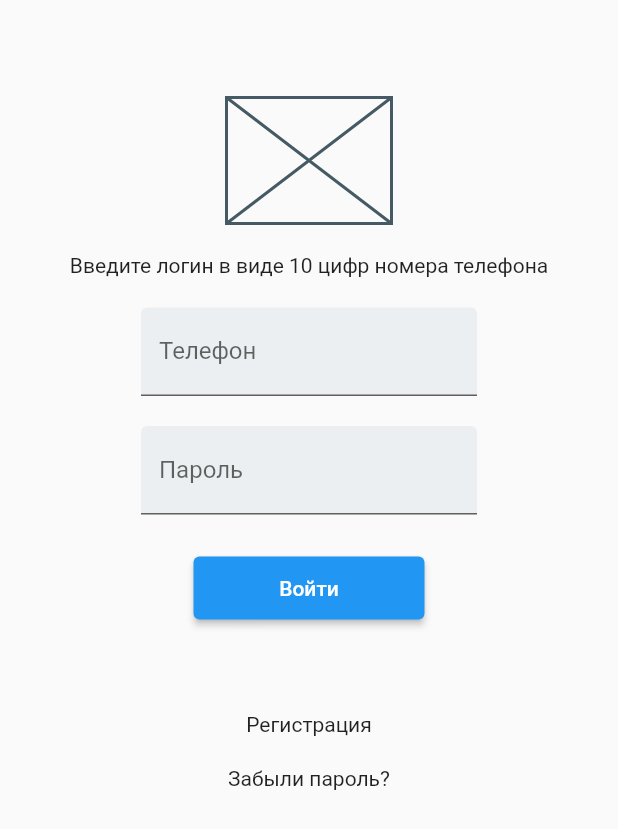
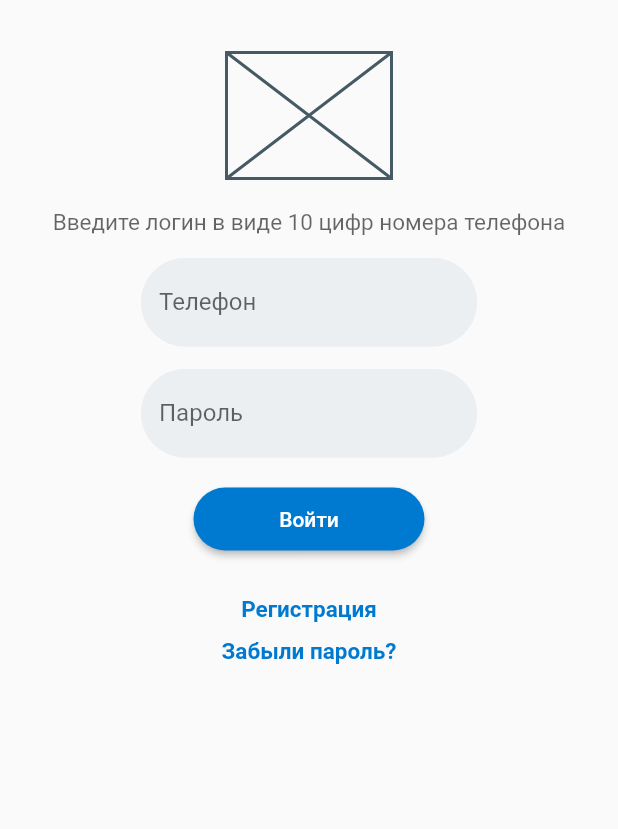
Before and after one commit to Tiptyafa/practica_auth, a Flutter app: the screen it shows after launch, on a phone screen of 412 x 824 dp. Shown: the top 829 px of the screen. Run offline on Flutter 3.47's test engine with Material 2 defaults, Android fonts, the phone set to English and light mode, and no system bars.

Commit message:
Проведена стилизация виджетов форм авторизации

```diff
--- a/lib/main.dart
+++ b/lib/main.dart
@@ -1,5 +1,3 @@
-import 'dart:ffi';
-
 import 'package:flutter/material.dart';
 
 void main() {
@@ -12,43 +10,70 @@
   // This widget is the root of your application.
   @override
   Widget build(BuildContext context) {
+    const borderStyle = OutlineInputBorder(
+      borderRadius: BorderRadius.all(Radius.circular(36)),
+      borderSide: BorderSide(
+        color: const Color(0xFFeceff1),width: 2));
+
+    const linkTextStyle = TextStyle(
+        fontSize: 15,
+        fontWeight: FontWeight.bold,
+        color: Color(0xFF0079D0));
+
     return MaterialApp(
       home: Scaffold(
         body: Container(
           width: double.infinity,
           //padding: EdgeInsets.symmetric(horizontal: 0),
           child: Column(children: [
-            SizedBox(height: 65,),
+            SizedBox(height: 35,),
             SizedBox(width: 110, height: 84,child: Placeholder(),),
             SizedBox(height: 20,),
-            Text('Введите логин в виде 10 цифр номера телефона'),
-            SizedBox(height: 20,),
+            Text('Введите логин в виде 10 цифр номера телефона',
+            style: TextStyle(fontSize: 15, color: Color.fromRGBO(0, 0, 0, 0.6)),),
+            SizedBox(height: 15,),
             const SizedBox(width: 224,
               child: TextField(
                 decoration: InputDecoration(
                   filled: true,
                   fillColor: Color (0xFFeceff1),
+                  enabledBorder: borderStyle,
+                  focusedBorder: borderStyle,
                   labelText: 'Телефон',
                 ),
               ),
             ),
-            SizedBox(height: 20,),
+            SizedBox(height: 15,),
             const SizedBox(width: 224,
               child: TextField(
                 obscureText: true,
                 decoration: InputDecoration(
                   filled: true,
                   fillColor: Color (0xFFeceff1),
+                  enabledBorder: borderStyle,
+                  focusedBorder: borderStyle,
                   labelText: 'Пароль',
                ),
               ),
           ),
-            SizedBox(height: 28,),
-            SizedBox(width: 154, height: 42,child: ElevatedButton(onPressed: () {}, child: Text('Войти'))),
-            SizedBox(height: 62,),
-            InkWell(child: Text('Регистрация'),onTap: () {}),
             SizedBox(height: 20,),
-            InkWell(child: Text('Забыли пароль?'),onTap: () {}),
+            SizedBox(width: 154, height: 42,child:
+             ElevatedButton(onPressed: () {},
+              child: Text('Войти'),
+              style: ElevatedButton.styleFrom(
+                primary: Color(0xFF0079D0),
+                shape: RoundedRectangleBorder(
+                  borderRadius: BorderRadius.circular(36.0),
+                ),
+              ),
+             ),
+            ),
+            SizedBox(height: 30,),
+            InkWell(child: const Text('Регистрация', style: linkTextStyle),
+                onTap: () {}),
+            SizedBox(height: 10,),
+            InkWell(child: Text('Забыли пароль?', style: linkTextStyle),
+                onTap: () {}),
       ],),
       ),
       ),
```
